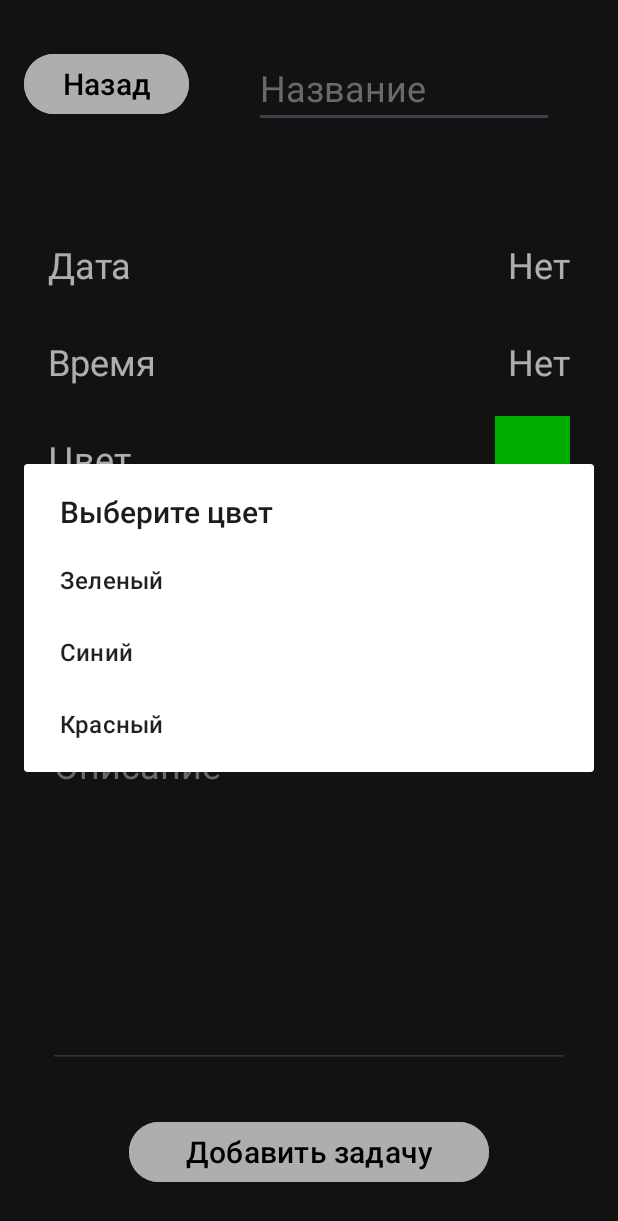
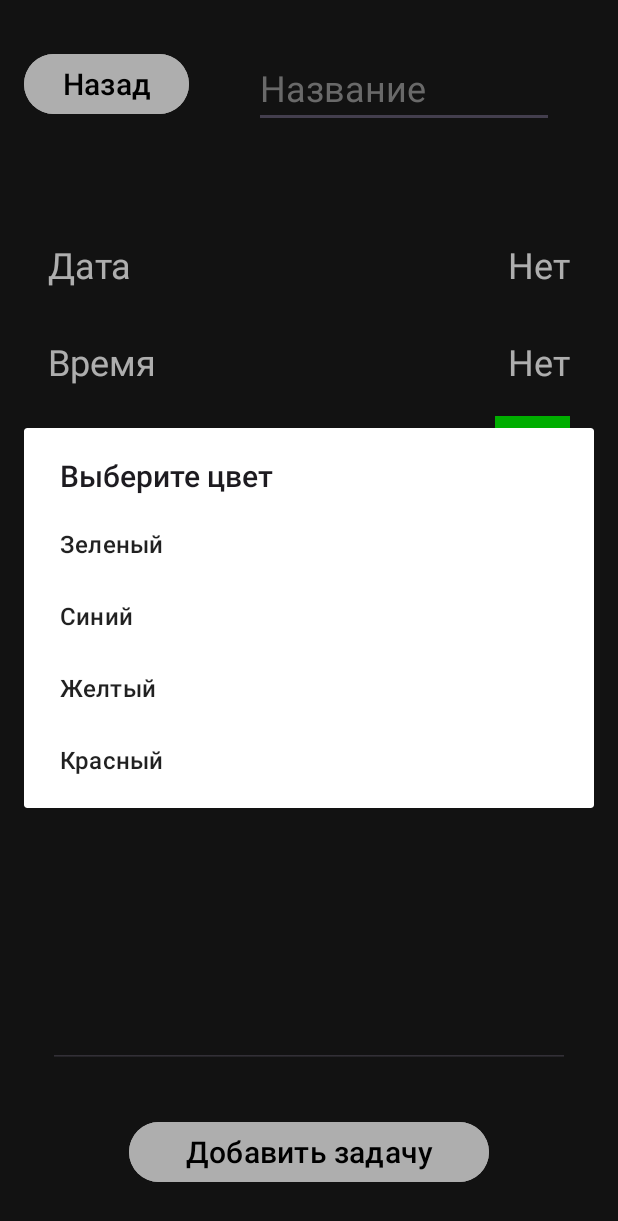
Before and after one commit to Daniello0/SimpleChecklist, an Android app: the TaskCreateActivity screen opened directly, with no data from a screen before it, after a tap on an icon or button, on a phone screen of 412 x 824 dp. Shown: the top 1221 px of the screen. Run offline under Robolectric (Android 15) with nearby library versions, the phone set to English and light mode, and no system bars.

Commit message:
Add yellow color, removed ugly task's background

```diff
--- a/app/src/main/java/com/myapp/simplechecklist/TaskAdapter.kt
+++ b/app/src/main/java/com/myapp/simplechecklist/TaskAdapter.kt
@@ -21,6 +21,8 @@ class TaskAdapter(context: Context, tasks: MutableList<Task>) : ArrayAdapter<Tas
         val task = getItem(position)
         val view = convertView ?: LayoutInflater.from(context).inflate(R.layout.simple_checklist_list_view, parent, false)
 
+        view.setBackgroundColor(Color.argb(0, 0, 0, 0))
+
         val nameTextView: TextView = view.findViewById(R.id.textListName)
         val dateTextView: TextView = view.findViewById(R.id.textListDate)
         val timeTextView: TextView = view.findViewById(R.id.textListTime)
@@ -39,16 +41,13 @@ class TaskAdapter(context: Context, tasks: MutableList<Task>) : ArrayAdapter<Tas
 
         when (statusTextView.text) {
             "" -> {
-                view.setBackgroundColor(Color.argb(127, 255, 255, 0))
                 nameTextView.paintFlags = nameTextView.paintFlags and Paint.STRIKE_THRU_TEXT_FLAG.inv()
             }
             "Просрочено" -> {
-                view.setBackgroundColor(Color.argb(127, 255, 0, 0))
                 nameTextView.paintFlags = nameTextView.paintFlags and Paint.STRIKE_THRU_TEXT_FLAG.inv()
                 statusTextView.setTextColor(Color.RED)
             }
             "Выполнено" -> {
-                view.setBackgroundColor(Color.argb(127, 0, 255, 0))
                 nameTextView.paintFlags = nameTextView.paintFlags or Paint.STRIKE_THRU_TEXT_FLAG
                 statusTextView.setTextColor(Color.GREEN)
             }
--- a/app/src/main/java/com/myapp/simplechecklist/TaskCreateActivity.kt
+++ b/app/src/main/java/com/myapp/simplechecklist/TaskCreateActivity.kt
@@ -36,6 +36,7 @@ fun getColor(view: View): String? {
             red > green && red > blue -> "Red"
             green > red && green > blue -> "Green"
             blue > red && blue > green -> "Blue"
+            green > blue && red > blue || green == red -> "Yellow"
             else -> "Cannot determine"
         }
     }
@@ -125,8 +126,8 @@ class TaskCreateActivity : AppCompatActivity() {
         }
 
         viewColor.setOnClickListener {
-            val colors = arrayOf("Зеленый", "Синий", "Красный")
-            val colorValues = arrayOf(Color.GREEN, Color.BLUE, Color.RED)
+            val colors = arrayOf("Зеленый", "Синий", "Желтый", "Красный")
+            val colorValues = arrayOf(Color.GREEN, Color.BLUE, Color.YELLOW, Color.RED)
             AlertDialog.Builder(this)
                 .setTitle("Выберите цвет")
                 .setItems(colors) { dialog, which ->
```
